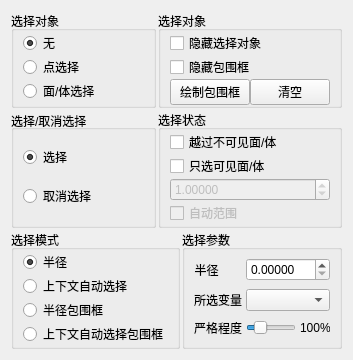
Above: Qt/Resources/UI/SelectionView.ui from hu-shuhan/editOpeniGame before the change. Below: the same form after it.
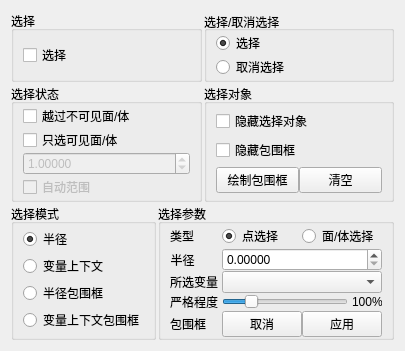
That is the form after the change.

Commit message: complete the select temply

The edit to the form file:
```diff
--- a/Qt/Resources/UI/SelectionView.ui
+++ b/Qt/Resources/UI/SelectionView.ui
@@ -6,8 +6,8 @@
    <rect>
     <x>0</x>
     <y>0</y>
-    <width>259</width>
-    <height>244</height>
+    <width>294</width>
+    <height>248</height>
    </rect>
   </property>
   <property name="windowTitle">
@@ -19,7 +19,73 @@
    </property>
    <item>
     <layout class="QGridLayout" name="gridLayout">
-     <item row="1" column="1">
+     <item row="0" column="0">
+      <widget class="QGroupBox" name="groupBox">
+       <property name="title">
+        <string>选择</string>
+       </property>
+       <property name="checkable">
+        <bool>false</bool>
+       </property>
+       <layout class="QVBoxLayout" name="verticalLayout_3">
+        <property name="spacing">
+         <number>0</number>
+        </property>
+        <property name="topMargin">
+         <number>0</number>
+        </property>
+        <property name="bottomMargin">
+         <number>0</number>
+        </property>
+        <item>
+         <widget class="QCheckBox" name="NONE_SELECTION">
+          <property name="text">
+           <string>选择</string>
+          </property>
+         </widget>
+        </item>
+       </layout>
+      </widget>
+     </item>
+     <item row="0" column="1">
+      <widget class="QGroupBox" name="groupBox_4">
+       <property name="title">
+        <string>选择/取消选择</string>
+       </property>
+       <property name="alignment">
+        <set>Qt::AlignmentFlag::AlignLeading|Qt::AlignmentFlag::AlignLeft|Qt::AlignmentFlag::AlignVCenter</set>
+       </property>
+       <layout class="QVBoxLayout" name="verticalLayout_4">
+        <property name="spacing">
+         <number>0</number>
+        </property>
+        <property name="topMargin">
+         <number>0</number>
+        </property>
+        <property name="bottomMargin">
+         <number>0</number>
+        </property>
+        <item>
+         <widget class="QRadioButton" name="Select">
+          <property name="text">
+           <string>选择</string>
+          </property>
+          <property name="checked">
+           <bool>true</bool>
+          </property>
+         </widget>
+        </item>
+        <item>
+         <widget class="QRadioButton" name="UnSelect">
+          <property name="text">
+           <string>取消选择</string>
+          </property>
+         </widget>
+        </item>
+       </layout>
+      </widget>
+     </item>
+     <item row="1" column="0">
       <widget class="QGroupBox" name="groupBox_2">
        <property name="title">
         <string>选择状态</string>
@@ -83,45 +149,7 @@
        </layout>
       </widget>
      </item>
-     <item row="1" column="0">
-      <widget class="QGroupBox" name="groupBox_4">
-       <property name="title">
-        <string>选择/取消选择</string>
-       </property>
-       <property name="alignment">
-        <set>Qt::AlignmentFlag::AlignLeading|Qt::AlignmentFlag::AlignLeft|Qt::AlignmentFlag::AlignVCenter</set>
-       </property>
-       <layout class="QVBoxLayout" name="verticalLayout_4">
-        <property name="spacing">
-         <number>0</number>
-        </property>
-        <property name="topMargin">
-         <number>0</number>
-        </property>
-        <property name="bottomMargin">
-         <number>0</number>
-        </property>
-        <item>
-         <widget class="QRadioButton" name="Select">
-          <property name="text">
-           <string>选择</string>
-          </property>
-          <property name="checked">
-           <bool>true</bool>
-          </property>
-         </widget>
-        </item>
-        <item>
-         <widget class="QRadioButton" name="UnSelect">
-          <property name="text">
-           <string>取消选择</string>
-          </property>
-         </widget>
-        </item>
-       </layout>
-      </widget>
-     </item>
-     <item row="0" column="1">
+     <item row="1" column="1">
       <widget class="QGroupBox" name="groupBox_3">
        <property name="title">
         <string>选择对象</string>
@@ -171,51 +199,6 @@
        </layout>
       </widget>
      </item>
-     <item row="0" column="0">
-      <widget class="QGroupBox" name="groupBox">
-       <property name="title">
-        <string>选择对象</string>
-       </property>
-       <property name="checkable">
-        <bool>false</bool>
-       </property>
-       <layout class="QVBoxLayout" name="verticalLayout_3">
-        <property name="spacing">
-         <number>0</number>
-        </property>
-        <property name="topMargin">
-         <number>0</number>
-        </property>
-        <property name="bottomMargin">
-         <number>0</number>
-        </property>
-        <item>
-         <widget class="QRadioButton" name="NONE_SELECTION">
-          <property name="text">
-           <string>无</string>
-          </property>
-          <property name="checked">
-           <bool>true</bool>
-          </property>
-         </widget>
-        </item>
-        <item>
-         <widget class="QRadioButton" name="POINT_SELECTION">
-          <property name="text">
-           <string>点选择</string>
-          </property>
-         </widget>
-        </item>
-        <item>
-         <widget class="QRadioButton" name="CELL_SELECTION">
-          <property name="text">
-           <string>面/体选择</string>
-          </property>
-         </widget>
-        </item>
-       </layout>
-      </widget>
-     </item>
     </layout>
    </item>
    <item>
@@ -254,7 +237,7 @@
         <item>
          <widget class="QRadioButton" name="ctMode">
           <property name="text">
-           <string>上下文自动选择</string>
+           <string>变量上下文</string>
           </property>
          </widget>
         </item>
@@ -268,7 +251,7 @@
         <item>
          <widget class="QRadioButton" name="ctBoxMode">
           <property name="text">
-           <string>上下文自动选择包围框</string>
+           <string>变量上下文包围框</string>
           </property>
          </widget>
         </item>
@@ -300,32 +283,6 @@
          <number>0</number>
         </property>
         <item row="2" column="0">
-         <widget class="QLabel" name="erLabel">
-          <property name="text">
-           <string>严格程度</string>
-          </property>
-          <property name="alignment">
-           <set>Qt::AlignmentFlag::AlignCenter</set>
-          </property>
-         </widget>
-        </item>
-        <item row="0" column="0">
-         <widget class="QLabel" name="radiusLabel">
-          <property name="sizePolicy">
-           <sizepolicy hsizetype="Fixed" vsizetype="Preferred">
-            <horstretch>0</horstretch>
-            <verstretch>0</verstretch>
-           </sizepolicy>
-          </property>
-          <property name="text">
-           <string>半径</string>
-          </property>
-          <property name="alignment">
-           <set>Qt::AlignmentFlag::AlignCenter</set>
-          </property>
-         </widget>
-        </item>
-        <item row="1" column="0">
          <widget class="QLabel" name="vcLabel">
           <property name="text">
            <string>所选变量</string>
@@ -335,7 +292,60 @@
           </property>
          </widget>
         </item>
-        <item row="2" column="2">
+        <item row="4" column="0">
+         <widget class="QLabel" name="boxLabel">
+          <property name="sizePolicy">
+           <sizepolicy hsizetype="Preferred" vsizetype="Fixed">
+            <horstretch>0</horstretch>
+            <verstretch>0</verstretch>
+           </sizepolicy>
+          </property>
+          <property name="text">
+           <string>包围框</string>
+          </property>
+         </widget>
+        </item>
+        <item row="2" column="1" colspan="2">
+         <widget class="QComboBox" name="variableChoose">
+          <property name="sizePolicy">
+           <sizepolicy hsizetype="Expanding" vsizetype="Fixed">
+            <horstretch>0</horstretch>
+            <verstretch>0</verstretch>
+           </sizepolicy>
+          </property>
+         </widget>
+        </item>
+        <item row="4" column="1" colspan="2">
+         <layout class="QHBoxLayout" name="horizontalLayout_3">
+          <item>
+           <widget class="QPushButton" name="clearBox">
+            <property name="sizePolicy">
+             <sizepolicy hsizetype="Fixed" vsizetype="Fixed">
+              <horstretch>0</horstretch>
+              <verstretch>0</verstretch>
+             </sizepolicy>
+            </property>
+            <property name="text">
+             <string>取消</string>
+            </property>
+           </widget>
+          </item>
+          <item>
+           <widget class="QPushButton" name="useBox">
+            <property name="sizePolicy">
+             <sizepolicy hsizetype="Fixed" vsizetype="Fixed">
+              <horstretch>0</horstretch>
+              <verstretch>0</verstretch>
+             </sizepolicy>
+            </property>
+            <property name="text">
+             <string>应用</string>
+            </property>
+           </widget>
+          </item>
+         </layout>
+        </item>
+        <item row="3" column="2">
          <widget class="QLabel" name="expdRateSlidTxt">
           <property name="sizePolicy">
            <sizepolicy hsizetype="Preferred" vsizetype="Fixed">
@@ -360,7 +370,7 @@
           </property>
          </widget>
         </item>
-        <item row="2" column="1">
+        <item row="3" column="1">
          <widget class="QSlider" name="expdRateSlid">
           <property name="maximum">
            <number>500</number>
@@ -374,16 +384,6 @@
          </widget>
         </item>
         <item row="1" column="1" colspan="2">
-         <widget class="QComboBox" name="variableChoose">
-          <property name="sizePolicy">
-           <sizepolicy hsizetype="Expanding" vsizetype="Fixed">
-            <horstretch>0</horstretch>
-            <verstretch>0</verstretch>
-           </sizepolicy>
-          </property>
-         </widget>
-        </item>
-        <item row="0" column="1" colspan="2">
          <widget class="QDoubleSpinBox" name="RadiusSpinBox">
           <property name="sizePolicy">
            <sizepolicy hsizetype="Expanding" vsizetype="Fixed">
@@ -402,6 +402,66 @@
           </property>
          </widget>
         </item>
+        <item row="1" column="0">
+         <widget class="QLabel" name="radiusLabel">
+          <property name="sizePolicy">
+           <sizepolicy hsizetype="Fixed" vsizetype="Preferred">
+            <horstretch>0</horstretch>
+            <verstretch>0</verstretch>
+           </sizepolicy>
+          </property>
+          <property name="text">
+           <string>半径</string>
+          </property>
+          <property name="alignment">
+           <set>Qt::AlignmentFlag::AlignCenter</set>
+          </property>
+         </widget>
+        </item>
+        <item row="3" column="0">
+         <widget class="QLabel" name="erLabel">
+          <property name="text">
+           <string>严格程度</string>
+          </property>
+          <property name="alignment">
+           <set>Qt::AlignmentFlag::AlignCenter</set>
+          </property>
+         </widget>
+        </item>
+        <item row="0" column="0">
+         <widget class="QLabel" name="opeTypeLabel">
+          <property name="sizePolicy">
+           <sizepolicy hsizetype="Preferred" vsizetype="Fixed">
+            <horstretch>0</horstretch>
+            <verstretch>0</verstretch>
+           </sizepolicy>
+          </property>
+          <property name="text">
+           <string>类型</string>
+          </property>
+         </widget>
+        </item>
+        <item row="0" column="1" colspan="2">
+         <layout class="QHBoxLayout" name="horizontalLayout_4">
+          <item>
+           <widget class="QRadioButton" name="POINT_SELECTION">
+            <property name="text">
+             <string>点选择</string>
+            </property>
+            <property name="checked">
+             <bool>true</bool>
+            </property>
+           </widget>
+          </item>
+          <item>
+           <widget class="QRadioButton" name="CELL_SELECTION">
+            <property name="text">
+             <string>面/体选择</string>
+            </property>
+           </widget>
+          </item>
+         </layout>
+        </item>
        </layout>
       </widget>
      </item>
```
The commit also changes 17 other files.
